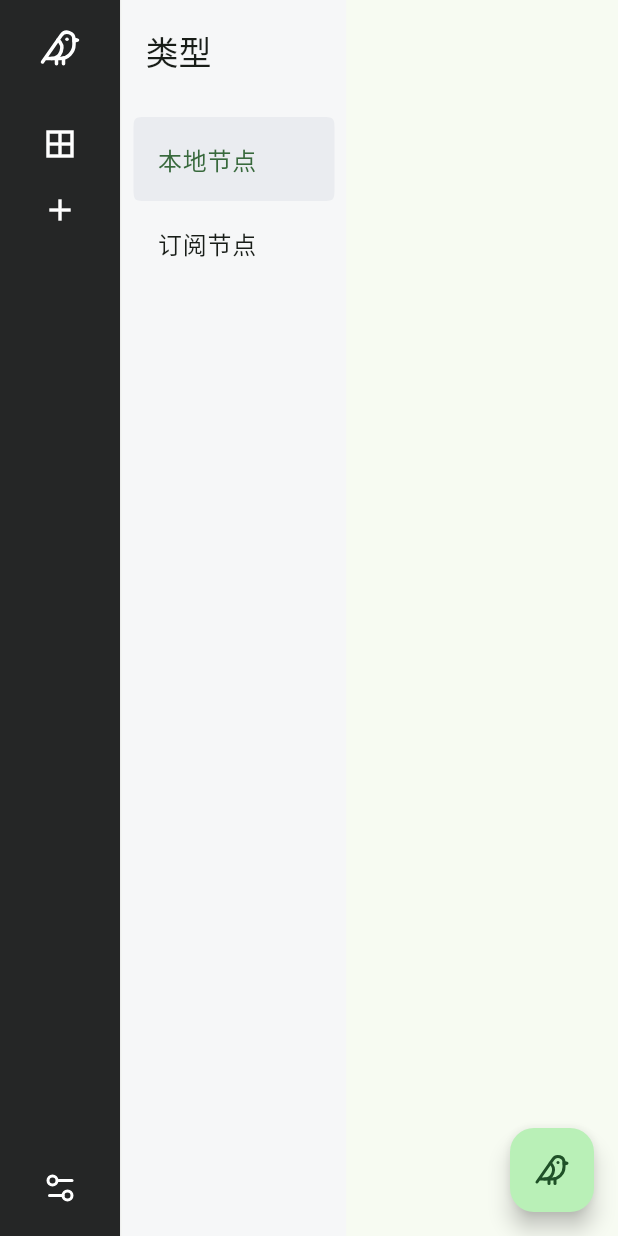
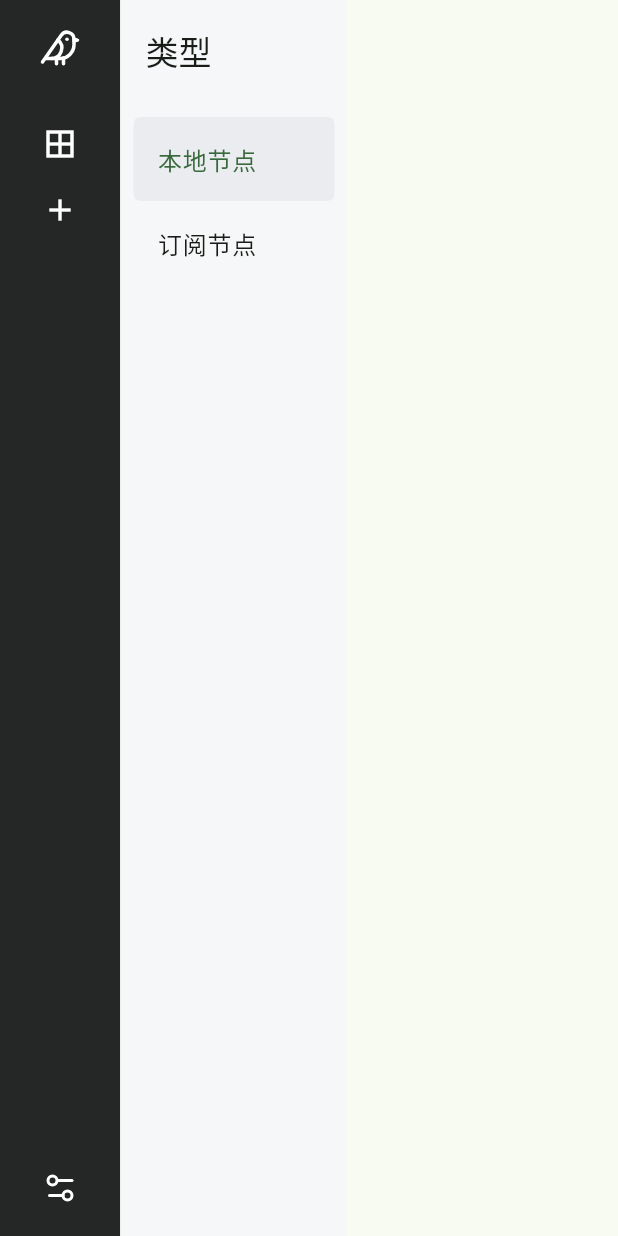
Before and after one commit to lemos1235/leafw, a Flutter app: the screen it shows after launch, on a phone screen of 412 x 824 dp. Run offline on Flutter 3.47's test engine with Material 2 defaults, Android fonts, the phone set to English and light mode, and no system bars; our stand-ins replace dio, flutter_svg, hive, hive_flutter, logger, lucide_icons and 1 more; missing offline and left inert: flutter_leaf, installed_apps, launch_at_startup; accounts and stored records are empty.

Commit message:
windows基础功能完善

```diff
--- a/lib/hive/modules/settings_hive.dart
+++ b/lib/hive/modules/settings_hive.dart
@@ -24,4 +24,10 @@ class SettingsHive {
     final box = Hive.box(HiveBoxes.settingsOpenBox);
     return box.put(_keySettings, value.toJson());
   }
+
+  /// 清除旧设置
+  static void clearSettings() {
+    final box = Hive.box(HiveBoxes.settingsOpenBox);
+    box.deleteFromDisk();
+  }
 }
--- a/lib/main.dart
+++ b/lib/main.dart
@@ -17,18 +17,18 @@ void main() async {
   await NetUtil.init();
   runApp(MultiProvider(
     providers: providers,
-    child: const LeavesApp(),
+    child: const CanisApp(),
   ));
 }
 
-class LeavesApp extends StatefulWidget {
-  const LeavesApp({super.key});
+class CanisApp extends StatefulWidget {
+  const CanisApp({super.key});
 
   @override
-  State<LeavesApp> createState() => _LeavesAppState();
+  State<CanisApp> createState() => _CanisAppState();
 }
 
-class _LeavesAppState extends State<LeavesApp> {
+class _CanisAppState extends State<CanisApp> {
   late AppSettings appSettings;
 
   @override
--- a/lib/model/app_settings.dart
+++ b/lib/model/app_settings.dart
@@ -68,7 +68,8 @@ class Appearance {
 }
 
 class ProxySettings {
-  const ProxySettings({this.inboundAllowAlan = false, this.inboundHttpPort = 0, this.inboundSocksPort = 0});
+  const ProxySettings(
+      {this.inboundAllowAlan = false, this.inboundHttpPort = 0, this.inboundSocksPort = 0, this.isTunEnabled = false});
 
   final bool inboundAllowAlan;
 
@@ -76,15 +77,19 @@ class ProxySettings {
 
   final int inboundSocksPort;
 
+  final bool isTunEnabled;
+
   ProxySettings copyWith({
     bool? inboundAllowAlan,
     int? inboundHttpPort,
     int? inboundSocksPort,
+    bool? isTunEnabled,
   }) {
     return ProxySettings(
       inboundAllowAlan: inboundAllowAlan ?? this.inboundAllowAlan,
       inboundHttpPort: inboundHttpPort ?? this.inboundHttpPort,
       inboundSocksPort: inboundSocksPort ?? this.inboundSocksPort,
+      isTunEnabled: isTunEnabled ?? this.isTunEnabled,
     );
   }
 
@@ -93,6 +98,7 @@ class ProxySettings {
       inboundAllowAlan: json['inboundAllowAlan'],
       inboundHttpPort: json['inboundHttpPort'],
       inboundSocksPort: json['inboundSocksPort'],
+      isTunEnabled: json['isTunEnabled'],
     );
   }
 
@@ -101,6 +107,7 @@ class ProxySettings {
     map['inboundAllowAlan'] = inboundAllowAlan;
     map['inboundHttpPort'] = inboundHttpPort;
     map['inboundSocksPort'] = inboundSocksPort;
+    map['isTunEnabled'] = isTunEnabled;
     return map;
   }
 }
--- a/lib/pages/proxies/proxies_page.dart
+++ b/lib/pages/proxies/proxies_page.dart
@@ -112,11 +112,14 @@ class _ProxiesContentState extends State<ProxiesContent> {
 
   late FlutterLeafState vpnState;
 
+  late Proxy? currentProxy;
+
   @override
   void didChangeDependencies() {
     super.didChangeDependencies();
     proxyGroupList = context.watch<ProxiesProvider>().getProxyGroupList();
     vpnState = context.watch<ProxiesProvider>().getCurrentVpnState();
+    currentProxy = context.watch<ProxiesProvider>().getCurrentProxy();
   }
 
   @override
@@ -141,10 +144,15 @@ class _ProxiesContentState extends State<ProxiesContent> {
         },
         itemCount: proxyGroupList.length,
       ),
-      floatingActionButton: FloatingActionButton(
-        onPressed: () {},
-        child: Icon(LucideIcons.bird),
-      ),
+      floatingActionButton: currentProxy == null
+          ? null
+          : FloatingActionButton(
+              child: Icon(
+                LucideIcons.bird,
+                color: vpnState == FlutterLeafState.connected ? context.colorScheme.primary : context.colorScheme.error,
+              ),
+              onPressed: handleVpnConnect,
+            ),
     );
   }
 
@@ -152,9 +160,7 @@ class _ProxiesContentState extends State<ProxiesContent> {
     final vpnStatusIcon = Icon(
       Icons.circle,
       size: 8,
-      color: (group.isCurrent && vpnState == FlutterLeafState.connected)
-          ? context.colorScheme.primary
-          : Colors.grey,
+      color: (group.isCurrent && vpnState == FlutterLeafState.connected) ? context.colorScheme.primary : Colors.grey,
     );
     return Container(
       margin: EdgeInsets.only(top: 10),
@@ -269,11 +275,18 @@ class _ProxiesContentState extends State<ProxiesContent> {
       },
     );
   }
+
+  void handleVpnConnect() {
+    if (vpnState == FlutterLeafState.disconnected) {
+      FlutterLeaf.connect(configContent: context.read<ProxiesProvider>().proxyToConfig(currentProxy!));
+    } else if (vpnState == FlutterLeafState.connected) {
+      FlutterLeaf.disconnect();
+    }
+  }
 }
 
 class RefreshSubscriptionButton extends StatefulWidget {
-  const RefreshSubscriptionButton({Key? key, required this.groupId, required this.subscriptionUrl})
-      : super(key: key);
+  const RefreshSubscriptionButton({Key? key, required this.groupId, required this.subscriptionUrl}) : super(key: key);
 
   final String groupId;
 
@@ -283,8 +296,7 @@ class RefreshSubscriptionButton extends StatefulWidget {
   State<RefreshSubscriptionButton> createState() => _RefreshSubscriptionButtonState();
 }
 
-class _RefreshSubscriptionButtonState extends State<RefreshSubscriptionButton>
-    with SingleTickerProviderStateMixin {
+class _RefreshSubscriptionButtonState extends State<RefreshSubscriptionButton> with SingleTickerProviderStateMixin {
   late AnimationController _controller;
 
   @override
@@ -504,7 +516,7 @@ class _ProxyListState extends State<ProxyList> {
   void switchProxy(Proxy proxy) async {
     context.read<ProxiesProvider>().setCurrent(proxy.id, proxy.groupId);
     if (widget.vpnState == FlutterLeafState.connected) {
-      FlutterLeaf.switchProxy(configContent: proxy.toConfig());
+      FlutterLeaf.switchProxy(configContent: context.read<ProxiesProvider>().proxyToConfig(proxy));
       ScaffoldMessenger.of(context).showSnackBar(SnackBar(content: Text("已切换")));
     }
   }
--- a/lib/providers/settings_provider.dart
+++ b/lib/providers/settings_provider.dart
@@ -2,6 +2,7 @@
 // [Author] lg (https://github.com/lemos1235)
 // [Date] 2023/6/4
 //
+import 'package:canis/model/proxy.dart';
 import 'package:flutter/material.dart';
 import 'package:canis/hive/modules/settings_hive.dart';
 import 'package:canis/model/app_settings.dart';
```
Also changed, not shown: lib/model/proxy.dart (+40 -4 lines), lib/pages/settings/settings_page.dart (+27 -2 lines), lib/providers/providers.dart (+14 -9 lines), lib/providers/proxies_provider.dart (+41 -26 lines), 1 other file.
